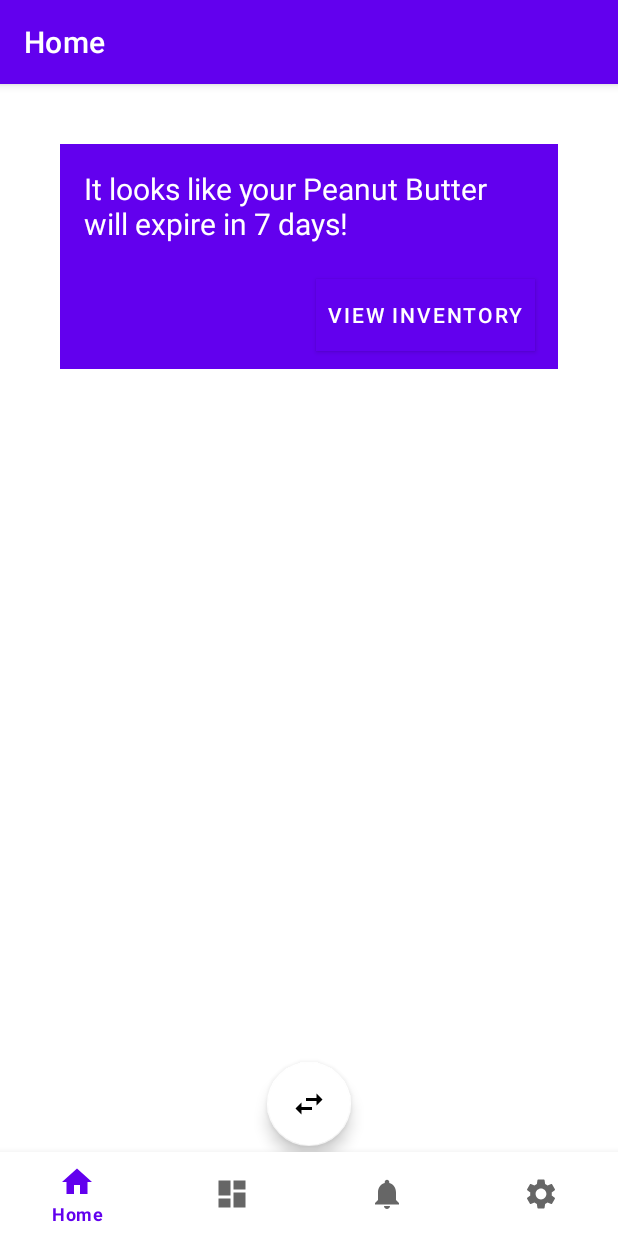
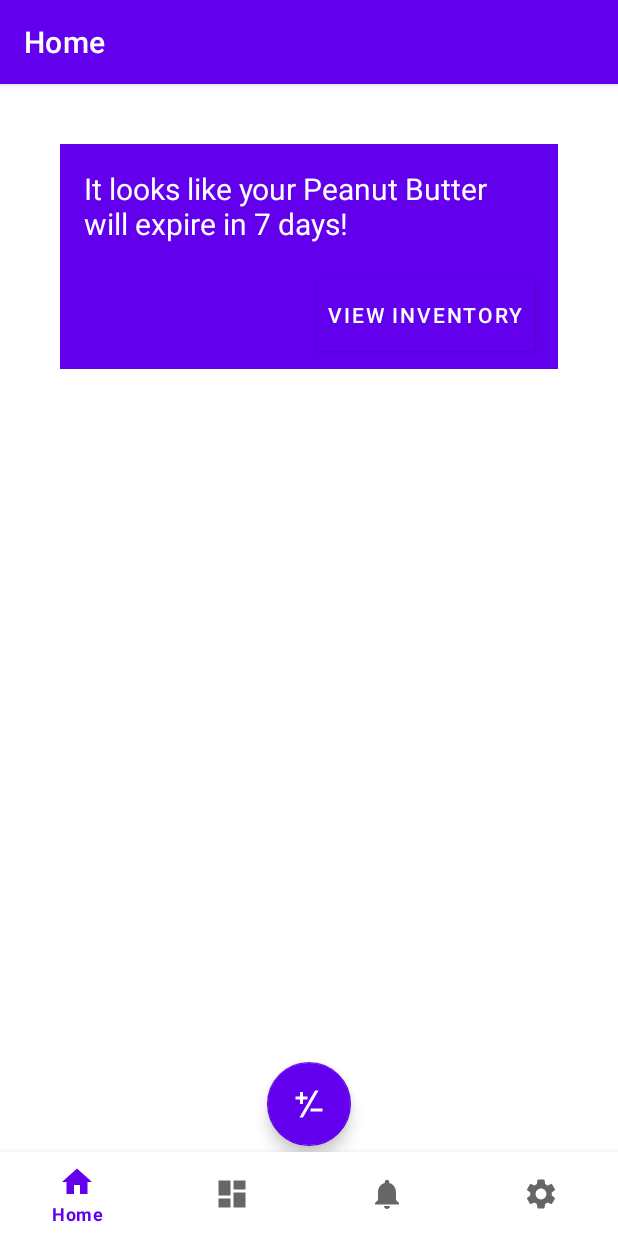
Before and after one commit to amj311/FoodInventoryDemo, an Android app: the screen it shows after launch (MainActivity), on a phone screen of 412 x 824 dp. Run offline under Robolectric (Android 15) with nearby library versions, the phone set to English and light mode, and no system bars; our stand-ins replace Volley, navigation-ui.

Commit message:
changed fab

```diff
--- /dev/null
+++ b/app/src/main/res/drawable/plus_minus_variant.xml
@@ -0,0 +1,8 @@
+<!-- drawable/plus_minus_variant.xml -->
+<vector xmlns:android="http://schemas.android.com/apk/res/android"
+    android:height="24dp"
+    android:width="24dp"
+    android:viewportWidth="24"
+    android:viewportHeight="24">
+    <path android:fillColor="#fff" android:pathData="M3 7H6V4H8V7H11V9H8V12H6V9H3V7M13 15H21V17H13V15M16.04 3H18.35L7.96 21H5.65L16.04 3Z" />
+</vector>
--- a/app/src/main/res/layout/activity_main.xml
+++ b/app/src/main/res/layout/activity_main.xml
@@ -34,14 +34,16 @@
 
     <com.google.android.material.floatingactionbutton.FloatingActionButton
         android:id="@+id/fab"
+        style="@style/ThemeOverlay.MaterialComponents.Dark"
         android:layout_width="wrap_content"
         android:layout_height="wrap_content"
         android:layout_gravity="bottom|end"
         android:layout_marginBottom="60dp"
         android:contentDescription="Add New Item"
         android:scaleType="center"
-        android:src="@drawable/ic_baseline_swap_horiz_24"
-        app:backgroundTint="#FFFFFF"
+        android:src="@drawable/plus_minus_variant"
+        app:backgroundTint="@color/colorPrimary"
+        app:tint="#fff"
         app:layout_constraintBottom_toBottomOf="parent"
         app:layout_constraintLeft_toLeftOf="parent"
         app:layout_constraintRight_toRightOf="parent" />
```
